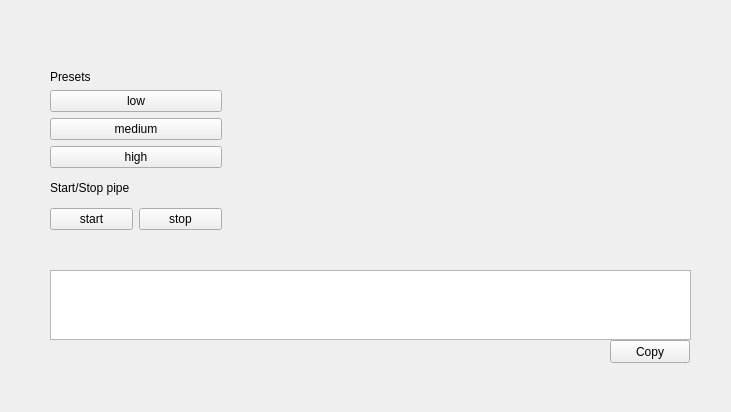
Before: the Qt Designer form src/g_stream_control/resource/Demo.ui in robobe/g_stream, drawn with Qt 5.
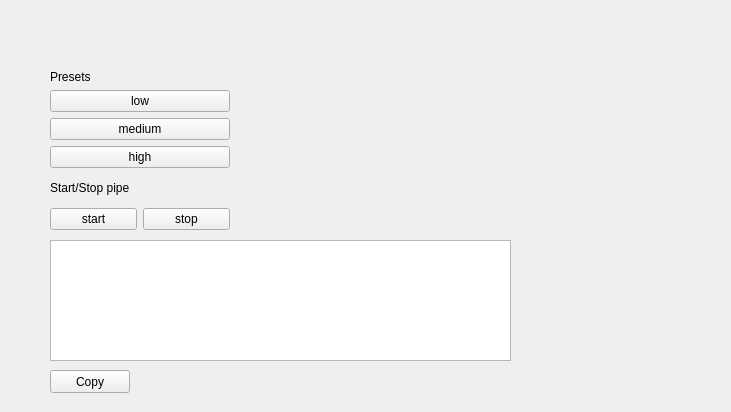
After: the same form once the commit is applied.

```diff
--- a/src/g_stream_control/resource/Demo.ui
+++ b/src/g_stream_control/resource/Demo.ui
@@ -17,17 +17,17 @@
    <property name="geometry">
     <rect>
      <x>50</x>
-     <y>270</y>
-     <width>641</width>
-     <height>70</height>
+     <y>240</y>
+     <width>461</width>
+     <height>121</height>
     </rect>
    </property>
   </widget>
   <widget class="QPushButton" name="cmdCopy">
    <property name="geometry">
     <rect>
-     <x>610</x>
-     <y>340</y>
+     <x>50</x>
+     <y>370</y>
      <width>80</width>
      <height>23</height>
     </rect>
@@ -36,12 +36,12 @@
     <string>Copy</string>
    </property>
   </widget>
-  <widget class="QWidget" name="">
+  <widget class="QWidget" name="layoutWidget">
    <property name="geometry">
     <rect>
      <x>50</x>
      <y>70</y>
-     <width>172</width>
+     <width>180</width>
      <height>160</height>
     </rect>
    </property>
```
